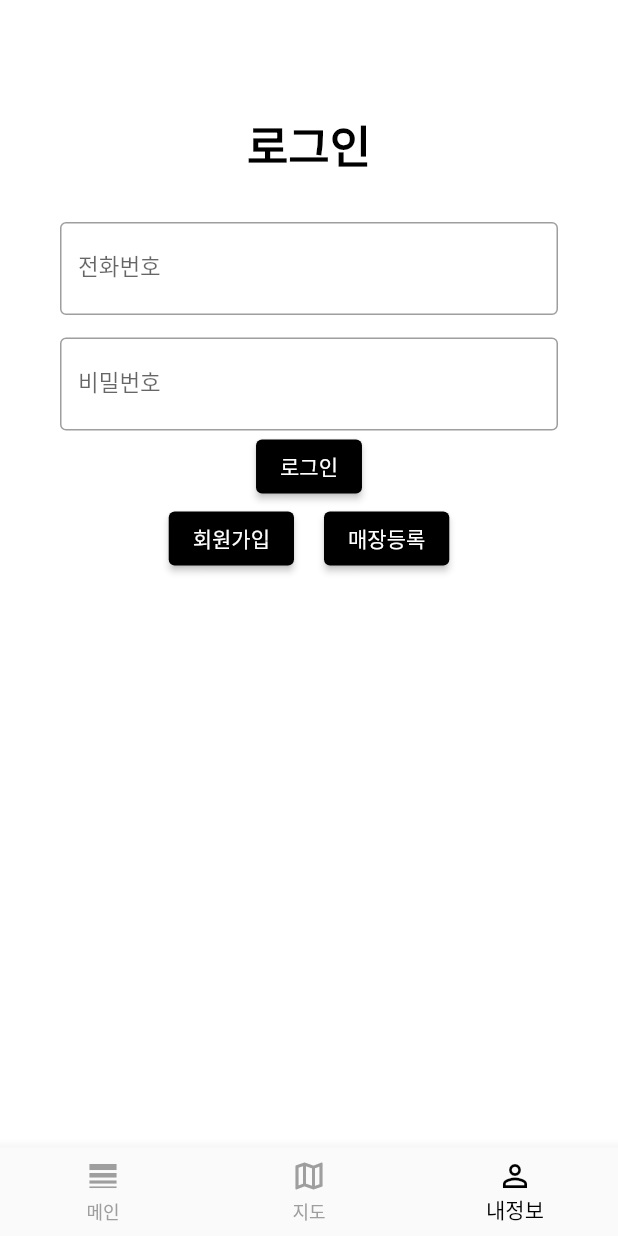
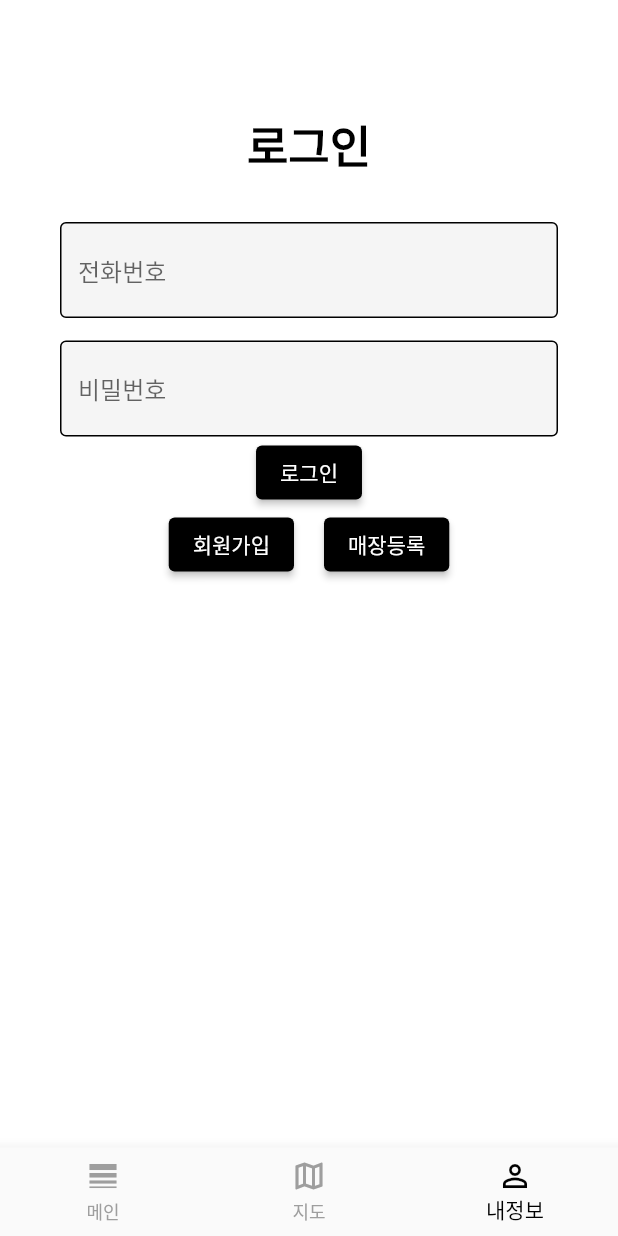
Before and after one commit to TypiDoyun/stac-offline, a Flutter app: the screen it shows after launch, item 3 of the bottom bar chosen, after a tap on "로그인", on a phone screen of 412 x 824 dp. Run offline on Flutter 3.47's test engine with Material 2 defaults, Android fonts, the light colour scheme and no system bars.

Commit message:
Design: UI 수정 및 아이템

```diff
--- a/lib/ClothesUpload.dart
+++ b/lib/ClothesUpload.dart
@@ -45,7 +45,7 @@ class ClothesUploadState extends State<ClothesUpload> {
         ],
       ),
       bottomNavigationBar: SafeArea(
-        child: Container(
+        child: SizedBox(
           height: 60,
           child: ElevatedButton(
             style: ElevatedButton.styleFrom(
--- a/lib/MainPage.dart
+++ b/lib/MainPage.dart
@@ -9,45 +9,107 @@ class MainPage extends StatefulWidget {
 }
 
 class MainPageState extends State<MainPage> {
+
+  var item_titleList = [
+    "블랙 자켓",
+    "화이트 셔츠",
+    "남성 블랙 진",
+    "블랙 미니 스커트",
+    "아이보리 남성 니트",
+    "TOMATH 화이트 반팔티",
+    "카키 조거팬츠",
+    "TOMATH 블랙 반팔티",
+];
+  var item_priceList = [
+    "10000",
+    "13000",
+    "20000",
+    "15000",
+    "30000",
+    "20000",
+    "30000",
+    "20000",
+  ];
+
   @override
   Widget build(BuildContext context) {
     return Scaffold(
       body: SafeArea(
         child: CustomScrollView(
           slivers: [
-              SliverAppBar(
-                toolbarHeight: 80,
-                title: Search(),
+              const SliverAppBar(
+                toolbarHeight: 60,
+                title: Text("Offline",
+                  style: TextStyle(
+                    color: Colors.black,
+                    fontWeight: FontWeight.w700,
+                    fontSize: 28,
+                  ),
+                ),
                 backgroundColor: Colors.white,
                 pinned: false,
               ),
-            const SliverPersistentHeader(
+            SliverPersistentHeader(
               pinned: true,
               delegate: TabBarDelegate(),
             ),
             SliverPadding(
-              padding: const EdgeInsets.symmetric(horizontal: 24, vertical: 10),
+              padding: const EdgeInsets.fromLTRB(30,20,30,30),
               sliver: SliverGrid(
                 gridDelegate: const SliverGridDelegateWithFixedCrossAxisCount(
                   crossAxisCount: 2, // 그리드 열 개수
-                  mainAxisSpacing: 20.0, // 그리드 행 간 간격
+                  mainAxisSpacing: 30.0, // 그리드 행 간 간격
                   crossAxisSpacing: 30.0, // 그리드 열 간 간격
-                  childAspectRatio: 0.8, // 아이템의 가로 세로 비율
+                  childAspectRatio: 0.68, // 아이템의 가로 세로 비율
                 ),
                 delegate: SliverChildBuilderDelegate(
                       (BuildContext context, int index) {
-                    return OutlinedButton(
-                      onPressed: () {},// 아이템 내용
-                      style: OutlinedButton.styleFrom(
-                          shape: const RoundedRectangleBorder(
-                              borderRadius: BorderRadius.all(Radius.circular(20)
-                              )
-                          )
+                    return ElevatedButton(
+                      onPressed: () {},
+                      style: ElevatedButton.styleFrom(
+                        padding: EdgeInsets.zero,
+                        backgroundColor: Colors.black.withOpacity(0),
+                        shadowColor: Colors.white.withOpacity(0),
                       ),
-                      child: const Text('Item'),
+                      child: Column(
+                        children: [
+                          Container(height: 150, width: 300,
+                            decoration: BoxDecoration(
+                              color: Colors.grey.shade200,
+                              borderRadius: BorderRadius.circular(6),
+                            ),
+                          ),
+                          const SizedBox(height: 9,),
+                          Align(
+                            alignment: const FractionalOffset(0,0),
+                            child: Column(
+                              crossAxisAlignment: CrossAxisAlignment.start,
+                              children: [
+                                Text(item_priceList[index],
+                                  style: const TextStyle(
+                                    fontSize: 18,
+                                    color: Colors.black,
+                                    fontWeight: FontWeight.w700
+                                  ),
+                                ),
+                                const SizedBox(height: 4,),
+                                Text(item_titleList[index],
+                                  maxLines: 2,
+                                  overflow: TextOverflow.ellipsis,
+                                  style: const TextStyle(
+                                    color: Colors.black,
+                                    fontWeight: FontWeight.w700,
+                                    fontSize: 15,
+                                  ),
+                                ),
+                              ],
+                            ),
+                          ),
+                        ],
+                      ),
                     );
                   },
-                  childCount: 20, // 전체 아이템 개수
+                  childCount: item_titleList.length, // 전체 아이템 개수
                 ),
               ),
             )],
@@ -58,7 +120,15 @@ class MainPageState extends State<MainPage> {
 }
 
 class TabBarDelegate extends SliverPersistentHeaderDelegate {
-  const TabBarDelegate();
+  TabBarDelegate();
+  var shop_nameList = [
+    "MOVEMENT",
+    "픽",
+    "탑플레이스",
+    "블루",
+    "DATE",
+    "DAISY"
+  ];
 
   @override
   Widget build(
@@ -66,24 +136,30 @@ class TabBarDelegate extends SliverPersistentHeaderDelegate {
     return Container(
       color: Colors.white,
       child: Center(
-        child: SingleChildScrollView(
+        child:
+        ListView.builder(
           scrollDirection: Axis.horizontal,
-          child: Row(children: [
-            OutlinedButton(
+          itemCount: shop_nameList.length,
+          itemBuilder: (context, index) {
+            return Container(
+              margin: const EdgeInsets.symmetric(vertical: 16,horizontal: 8),
+              width: 80,
+              child: OutlinedButton(
                 style: OutlinedButton.styleFrom(
-                padding: const EdgeInsets.symmetric(horizontal: 24,vertical: 13),
+                  padding: EdgeInsets.zero,
                   shape: const RoundedRectangleBorder(
                       borderRadius: BorderRadius.all(Radius.circular(50)
                     )
                   )
                 ),
                 onPressed: () {},
-              child: const Text(
-                "shop_name",
-                style: TextStyle(color: Colors.black, fontSize: 18),
+                child: Text(
+                  shop_nameList[index],
+                  style: const TextStyle(color: Colors.black, fontSize: 12),
                 ),
               ),
-          ]),
+            );
+          },
         ),
       ),
     );
--- a/lib/UserPage.dart
+++ b/lib/UserPage.dart
@@ -1,7 +1,7 @@
 import 'package:flutter/material.dart';
 import 'package:http/http.dart' as http;
 import 'package:offline/ShopJoin.dart';
-import 'package:offline/SignPage.dart';
+import 'package:offline/Widgets/TextInput.dart';
 
 class UserPage extends StatefulWidget{
   const UserPage({super.key});
@@ -10,6 +10,8 @@ class UserPage extends StatefulWidget{
   State<UserPage> createState() => UserPageState();
 }
 class UserPageState extends State<UserPage> {
+
+  //text conotroller
   final TextEditingController user_number = TextEditingController();
   final TextEditingController user_password = TextEditingController();
 
@@ -26,36 +28,14 @@ class UserPageState extends State<UserPage> {
                 style: TextStyle(color: Colors.black,fontWeight: FontWeight.w900,fontSize: 30),),
                 const SizedBox(height: 30,),
                 //아이디 입력
-                TextField(
-                  style: const TextStyle(fontSize: 15),
-                  textAlign: TextAlign.start,
-                  controller: user_number,
-                  keyboardType: TextInputType.number,
-                  decoration: const InputDecoration(
-                    labelText: "전화번호",
-                    border: OutlineInputBorder(),
-                    hintText: "전화번호를 입력하세요",
-                    //errorText: "error text"
-                  ),
-                ),
+                TextInput(controller: user_number, hintText: "전화번호", obscureText: false,),
                 const SizedBox(height: 15,), //공백
                 //비밀번호 입력
-                TextField(
-                  style: const TextStyle(fontSize: 15),
-                  textAlign: TextAlign.start,
-                  controller: user_password,
-                  obscureText: true,
-                  decoration: const InputDecoration(
-                    labelText: "비밀번호",
-                    border: OutlineInputBorder(),
-                    hintText: "비밀번호를 입력하세요",
-                  ),
-                ),
+                TextInput(controller: user_password, hintText: "비밀번호", obscureText: true),
                 ElevatedButton(
                   child: const Text("로그인"),
                   onPressed: () {
                     print("${user_number.text}\n${user_password.text}");
-                    sendRequest();
                   },
                 ),
                 Row(
@@ -63,15 +43,16 @@ class UserPageState extends State<UserPage> {
                   children: [
                     ElevatedButton(onPressed: () {}, child: const Text("회원가입")),
                     const SizedBox(width: 20,),
-                    ElevatedButton(onPressed: () {
-                      Navigator.push(context,
-                        MaterialPageRoute(builder: (context) => const ShopJoinPage()),
-                      );
-                    }, child: const Text("매장등록")),
+                    ElevatedButton(
+                      onPressed: () {
+                        Navigator.push(context,
+                          MaterialPageRoute(builder: (context) => const ShopJoinPage()),
+                        );
+                      },
+                      child: const Text("매장등록"),
+                    ),
                   ]
-
                 )
-
             ]),
         ),),
       ),
--- a/lib/Widgets/SearchBar.dart
+++ b/lib/Widgets/SearchBar.dart
@@ -1,24 +1,19 @@
 import 'package:flutter/material.dart';
+import 'package:offline/Widgets/TextInput.dart';
 
 class Search extends StatelessWidget {
   final TextEditingController search = TextEditingController();
 
-  Search({super.key});
+
+  Search({
+    super.key,
+  });
 
 
   @override
   Widget build(BuildContext context) {
-    return Padding(
-      padding: const EdgeInsets.symmetric(horizontal: 30),
-      child: TextField(
-        style: const TextStyle(fontSize: 16),
-        textAlign: TextAlign.start,
-        controller: search,
-        keyboardType: TextInputType.number,
-        decoration: InputDecoration(
-          hintText: "검색어 입력",
-        ),
-      ),
+    return Container(
+      height: 2, width: 2,
     );
   }
 
--- a/lib/Widgets/Shop_Listitem.dart
+++ b/lib/Widgets/Shop_Listitem.dart
@@ -9,7 +9,7 @@ class ShopListItem extends StatelessWidget {
   @override
   Widget build(BuildContext context) {
     return Container(
-      decoration: BoxDecoration( //컨테이너 데코레이션
+      decoration: BoxDecoration(
         borderRadius: BorderRadius.circular(50),
         color: const Color(0xffeeeeee),
 
--- /dev/null
+++ b/lib/Widgets/TextInput.dart
@@ -0,0 +1,33 @@
+import 'package:flutter/material.dart';
+
+class TextInput extends StatelessWidget {
+  final controller;
+  final String hintText;
+  final bool obscureText;
+
+  const TextInput({
+    super.key,
+    required this.controller,
+    required this.hintText,
+    required this.obscureText,
+});
+
+  @override
+  Widget build(BuildContext context) {
+    return TextField(
+      controller: controller,
+      decoration: InputDecoration(
+        hintText: hintText,
+        enabledBorder: const OutlineInputBorder(
+          borderSide: BorderSide(color: Colors.black,),
+        ),
+        focusedBorder: OutlineInputBorder(
+          borderSide: BorderSide(color: Colors.grey.shade400),
+        ),
+        fillColor: Colors.grey.shade100,
+        filled: true,
+      ),
+      obscureText: obscureText,
+    );
+  }
+}
--- a/lib/main.dart
+++ b/lib/main.dart
@@ -23,7 +23,7 @@ const MaterialColor primaryBlack = MaterialColor(
 
 const int _blackPrimaryValue = 0xFF000000;
 
-main() {
+void main() {
   return runApp(MaterialApp(
     debugShowCheckedModeBanner: false,
     home: const UserMain(),
```
Lines whose indentation alone changed are shown as unchanged.
